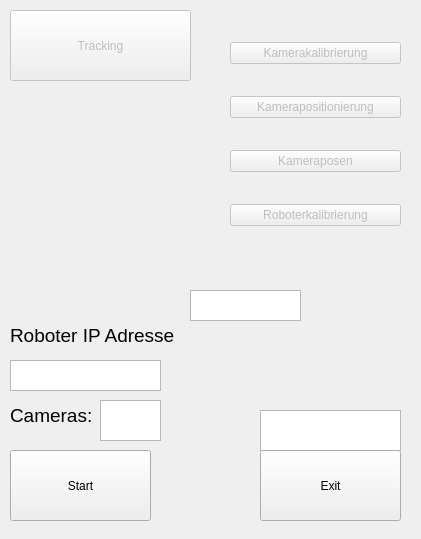
Above: software/Linux/Flugbahnberechnung/forms/frm_main.ui from SevFle/Flugbahnberechnung before the change. Below: the same form after it.
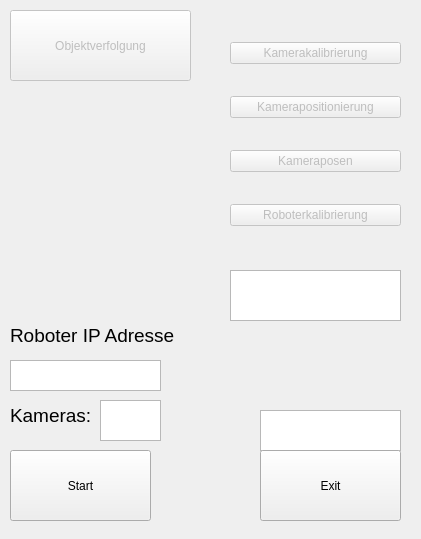
That is the form after the change.

```diff
--- a/software/Linux/Flugbahnberechnung/forms/frm_main.ui
+++ b/software/Linux/Flugbahnberechnung/forms/frm_main.ui
@@ -68,7 +68,7 @@
      </rect>
     </property>
     <property name="text">
-     <string>Tracking</string>
+     <string>Objektverfolgung</string>
     </property>
    </widget>
    <widget class="QWidget" name="verticalLayoutWidget">
@@ -138,15 +138,30 @@
    <widget class="QTextEdit" name="txb_init">
     <property name="geometry">
      <rect>
-      <x>190</x>
-      <y>290</y>
-      <width>111</width>
-      <height>31</height>
+      <x>230</x>
+      <y>270</y>
+      <width>171</width>
+      <height>51</height>
      </rect>
     </property>
+    <property name="font">
+     <font>
+      <pointsize>17</pointsize>
+     </font>
+    </property>
     <property name="readOnly">
      <bool>true</bool>
     </property>
+    <property name="markdown">
+     <string/>
+    </property>
+    <property name="html">
+     <string>&lt;!DOCTYPE HTML PUBLIC &quot;-//W3C//DTD HTML 4.0//EN&quot; &quot;http://www.w3.org/TR/REC-html40/strict.dtd&quot;&gt;
+&lt;html&gt;&lt;head&gt;&lt;meta name=&quot;qrichtext&quot; content=&quot;1&quot; /&gt;&lt;style type=&quot;text/css&quot;&gt;
+p, li { white-space: pre-wrap; }
+&lt;/style&gt;&lt;/head&gt;&lt;body style=&quot; font-family:'Ubuntu'; font-size:17pt; font-weight:400; font-style:normal;&quot;&gt;
+&lt;p style=&quot;-qt-paragraph-type:empty; margin-top:0px; margin-bottom:0px; margin-left:0px; margin-right:0px; -qt-block-indent:0; text-indent:0px;&quot;&gt;&lt;br /&gt;&lt;/p&gt;&lt;/body&gt;&lt;/html&gt;</string>
+    </property>
    </widget>
    <widget class="QTextEdit" name="txb_cameras">
     <property name="geometry">
@@ -181,7 +196,7 @@
      </font>
     </property>
     <property name="text">
-     <string>Cameras:</string>
+     <string>Kameras:</string>
     </property>
    </widget>
    <widget class="QTextEdit" name="txb_robot_ip">
```
